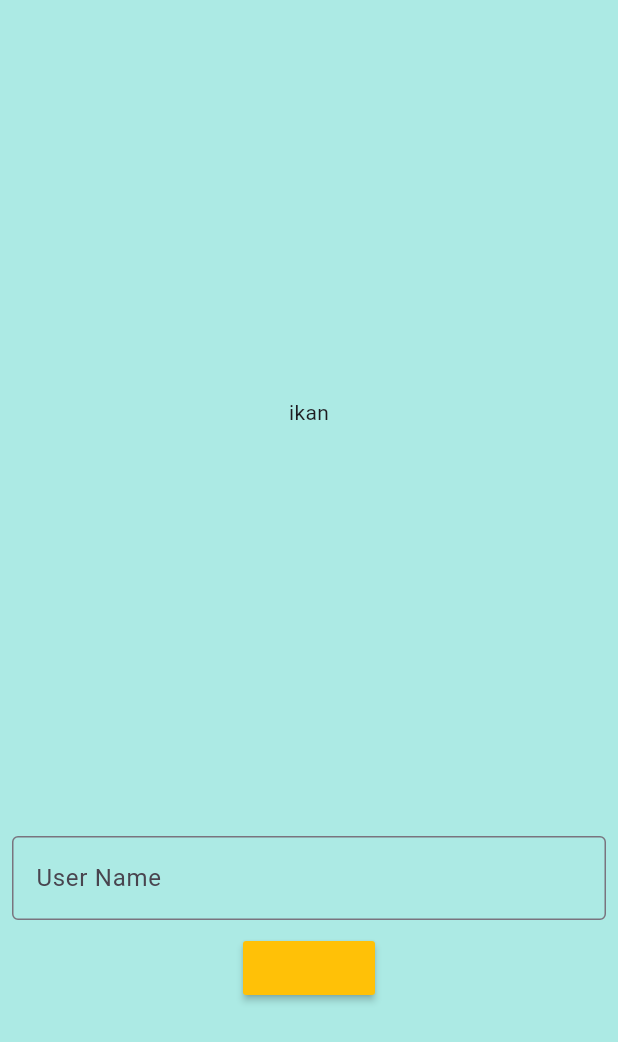
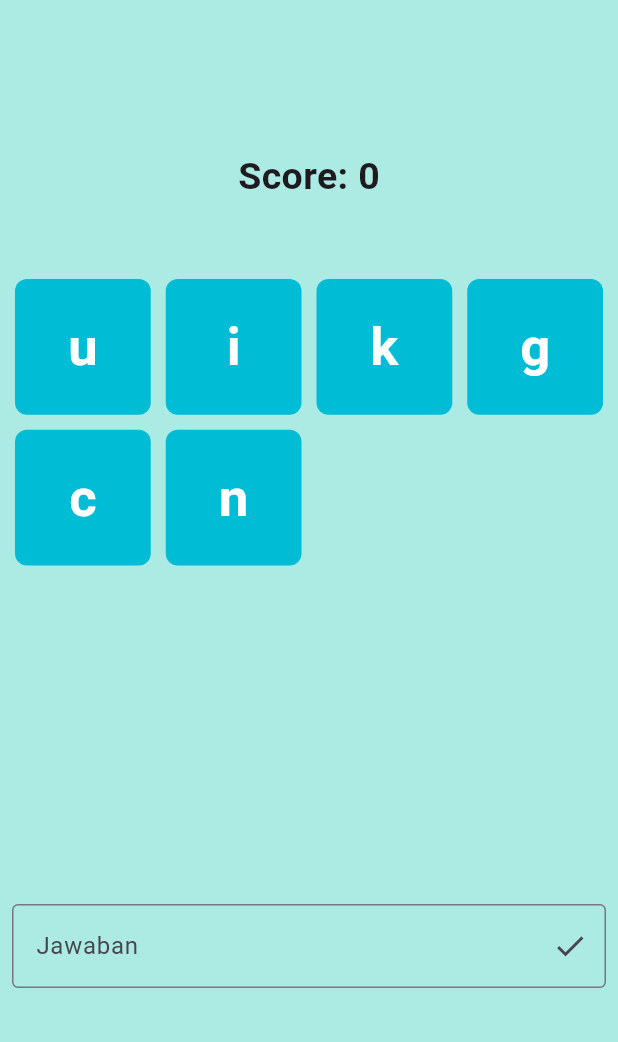
Before and after one commit to irfan246/Tebak-Kata, a Flutter app: the screen it shows after launch, on a phone screen of 412 x 824 dp. Shown: the top 1042 px of the screen. Run offline on Flutter 3.47's test engine with Material 3 defaults, Android fonts, the phone set to English and light mode, and no system bars.

Commit message:
Menambahkan fitur score,shuffled question

```diff
--- a/lib/game_screen.dart
+++ b/lib/game_screen.dart
@@ -1,6 +1,34 @@
 import 'dart:math';
 
 import 'package:flutter/material.dart';
+
+Widget _buildStyledCharacter(String char) {
+  return Container(
+    alignment: Alignment.center,
+    decoration: BoxDecoration(
+      color: Colors.cyan,
+      borderRadius: BorderRadius.circular(8),
+    ),
+    child: Text(
+      shuffleText(char),
+      style: const TextStyle(
+          color: Colors.white, fontSize: 35, fontWeight: FontWeight.bold),
+    ),
+  );
+}
+
+String shuffleText(String input) {
+  List<String> chars = input.split('');
+  Random random = Random();
+  for (int i = chars.length - 1; i > 0; i--) {
+    int j = random.nextInt(i + 1);
+    String temp = chars[i];
+    chars[i] = chars[j];
+    chars[j] = temp;
+  }
+
+  return chars.join('');
+}
 
 class GameScreen extends StatefulWidget {
   const GameScreen({super.key});
@@ -11,20 +39,111 @@ class GameScreen extends StatefulWidget {
 
 class _GameScreenState extends State<GameScreen> {
   final TextEditingController textController = TextEditingController();
-  List<String> textQuestion = ['ayam', 'ikan', 'sapi'];
+  List<String> textQuestion = <String>[
+    'Anjing',
+    'Ayam',
+    'Babi',
+    'Badak',
+    'Banteng',
+    'Bebek',
+    'Beruang',
+    'Burung',
+    'Buaya',
+    'Cicak',
+    'Domba',
+    'Elang',
+    'Gajah',
+    'Harimau',
+    'Ikan',
+    'Jerapah',
+    'Kambing',
+    'Kanguru',
+    'Katak',
+    'Kelinci',
+    'Kucing',
+    'Kuda',
+    'Kura-kura',
+    'Laba-laba',
+    'Landak',
+    'Lebah',
+    'Lumba-lumba',
+    'Macan',
+    'Merpati',
+    'Musang',
+    'Panda',
+    'Pinguin',
+    'Rajawali',
+    'Rusa',
+    'Sapi',
+    'Serigala',
+    'Singa',
+    'Tupai',
+    'Ular',
+    'Zebra',
+  ];
   String currentText = '';
+  String shuffledText = '';
+  int score = 0;
 
   void checkAnswer(String answer) {
     if (textController.text == answer) {
       setState(() {
         generateTextQuestion();
+        score += 100;
+        textController.clear();
+        if (score >= 100) {
+          showDialog(
+              context: context,
+              builder: (context) => Dialog.fullscreen(
+                      child: Column(
+                    mainAxisSize: MainAxisSize.min,
+                    mainAxisAlignment: MainAxisAlignment.center,
+                    children: [
+                      const Text('Selamat kamu sangat pintar'),
+                      IconButton(
+                          onPressed: () {
+                            Navigator.of(context).pop();
+                            score = 0;
+                            generateTextQuestion();
+                            textController.text = '';
+                          },
+                          icon: Icon(Icons.repeat))
+                    ],
+                  )));
+        }
       });
     } else {
       setState(() {
-        Dialog(
-          backgroundColor: Colors.blue,
-          child: Text("Salah"),
-        );
+        showDialog(
+            context: context,
+            builder: (context) => Dialog(
+                  child: Padding(
+                    padding: const EdgeInsets.all(8.0),
+                    child: Column(
+                      mainAxisSize: MainAxisSize.min,
+                      mainAxisAlignment: MainAxisAlignment.center,
+                      children: <Widget>[
+                        const Text(
+                          'Kamu salah',
+                          style: TextStyle(fontSize: 20),
+                        ),
+                        const Text(
+                          "Coba lebih teliti lagi",
+                          style: TextStyle(fontSize: 20),
+                        ),
+                        const SizedBox(height: 15),
+                        IconButton(
+                            onPressed: () {
+                              Navigator.of(context).pop();
+                              generateTextQuestion();
+                              textController.text = '';
+                              score = 0;
+                            },
+                            icon: Icon(Icons.repeat))
+                      ],
+                    ),
+                  ),
+                ));
       });
     }
   }
@@ -39,6 +158,7 @@ class _GameScreenState extends State<GameScreen> {
 
     setState(() {
       currentText = newText;
+      shuffledText = shuffleText(currentText);
     });
   }
 
@@ -49,16 +169,38 @@ class _GameScreenState extends State<GameScreen> {
   }
 
   @override
+  void dispose() {
+    textController.dispose();
+    super.dispose();
+  }
+
+  @override
   Widget build(BuildContext context) {
     return Scaffold(
       backgroundColor: const Color.fromARGB(255, 172, 234, 228),
       body: Column(
         children: <Widget>[
+          Padding(
+            padding: EdgeInsets.only(top: 100),
+            child: Text(
+              'Score: $score',
+              style: TextStyle(fontSize: 25, fontWeight: FontWeight.bold),
+            ),
+          ),
           Expanded(
               flex: 2,
-              child: Center(
-                child: Text(currentText),
-              )),
+              child: Padding(
+                  padding: const EdgeInsets.only(top: 50, left: 10, right: 10),
+                  child: GridView.builder(
+                      gridDelegate: SliverGridDelegateWithFixedCrossAxisCount(
+                          crossAxisCount: 4,
+                          crossAxisSpacing: 10,
+                          mainAxisSpacing: 10),
+                      itemCount: shuffledText.length,
+                      itemBuilder: (contex, index) {
+                        return _buildStyledCharacter(
+                            shuffledText[index].toLowerCase());
+                      }))),
           Expanded(
               child: Column(
             children: <Widget>[
@@ -66,21 +208,21 @@ class _GameScreenState extends State<GameScreen> {
                 padding: const EdgeInsets.all(8.0),
                 child: TextField(
                   controller: textController,
-                  decoration: const InputDecoration(
-                    border: OutlineInputBorder(),
-                    hoverColor: Colors.black,
-                    labelText: 'User Name',
-                    hintText: 'Enter Your Name',
-                  ),
+                  decoration: InputDecoration(
+                      border: const OutlineInputBorder(),
+                      hoverColor: Colors.black,
+                      labelText: 'Jawaban',
+                      hintText: 'Masukan Jawaban',
+                      suffixIcon: IconButton(
+                        onPressed: () {
+                          textController.text.isEmpty
+                              ? null
+                              : checkAnswer(currentText.toLowerCase());
+                        },
+                        icon: const Icon(Icons.check),
+                      )),
                 ),
               ),
-              MaterialButton(
-                  color: Colors.amber,
-                  onPressed: () {
-                    setState(() {
-                      checkAnswer(currentText);
-                    });
-                  })
             ],
           ))
         ],
```
